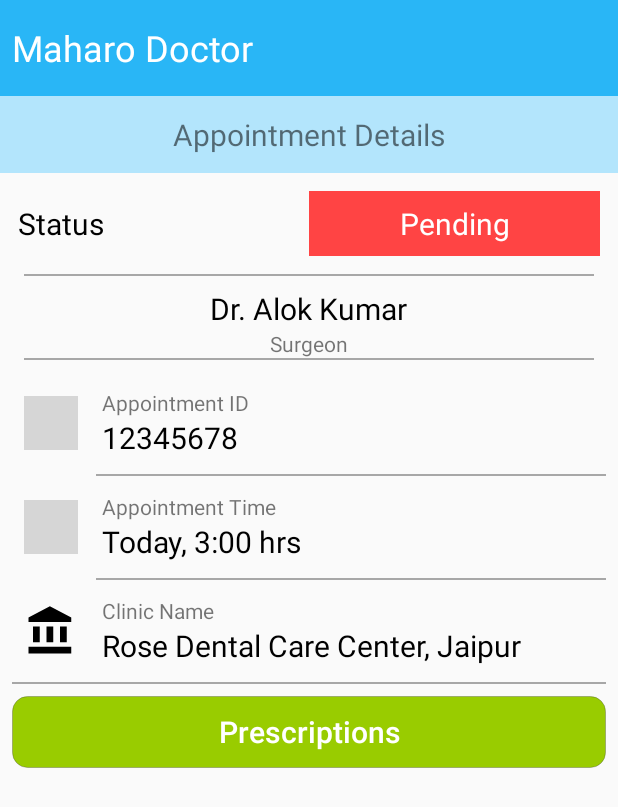
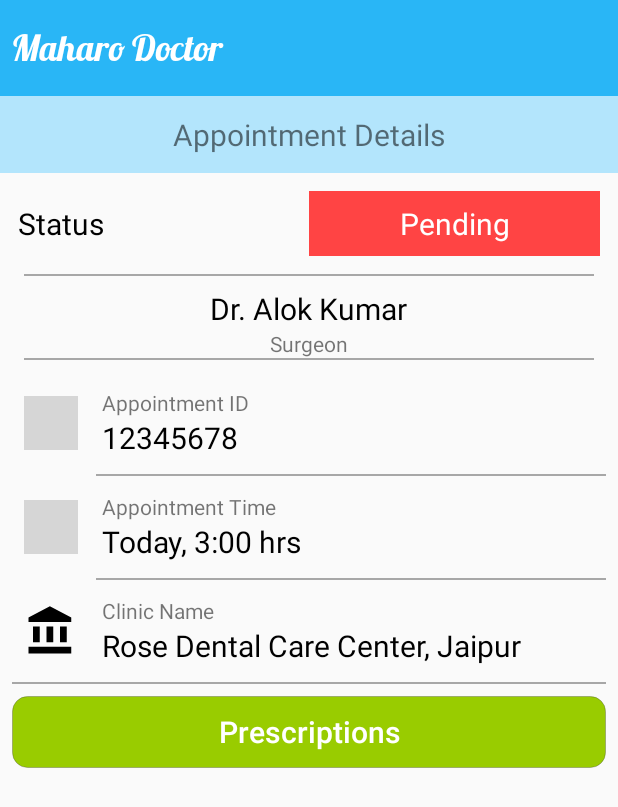
Before and after one commit to aagarwal1012/Maharo-Doctor-Android, an Android app: the CurrentStatusActivity screen opened directly, with no data from a screen before it, on a phone screen of 412 x 824 dp. Shown: the top 807 px of the screen. Run offline under Robolectric (Android 15) with nearby library versions, the phone set to English and light mode, and no system bars; grey boxes are pictures that could not be loaded.

Commit message:
Changed toolbar fonts

```diff
--- a/app/src/main/java/in/ashutoshchaubey/maharodoctor/CurrentStatusActivity.java
+++ b/app/src/main/java/in/ashutoshchaubey/maharodoctor/CurrentStatusActivity.java
@@ -1,7 +1,9 @@
 package in.ashutoshchaubey.maharodoctor;
 
+import android.graphics.Typeface;
 import android.support.v7.app.AppCompatActivity;
 import android.os.Bundle;
+import android.widget.TextView;
 
 public class CurrentStatusActivity extends AppCompatActivity {
 
@@ -9,5 +11,10 @@ public class CurrentStatusActivity extends AppCompatActivity {
     protected void onCreate(Bundle savedInstanceState) {
         super.onCreate(savedInstanceState);
         setContentView(R.layout.activity_current_status);
+
+        Typeface lobster = Typeface.createFromAsset(getApplication().getAssets(), "fonts/lobster.otf");
+        TextView toolbarText = (TextView) findViewById(R.id.toolbar);
+        toolbarText.setTypeface(lobster);
+
     }
 }
--- a/app/src/main/java/in/ashutoshchaubey/maharodoctor/HistoryActivity.java
+++ b/app/src/main/java/in/ashutoshchaubey/maharodoctor/HistoryActivity.java
@@ -1,10 +1,12 @@
 package in.ashutoshchaubey.maharodoctor;
 
+import android.graphics.Typeface;
 import android.support.v7.app.AppCompatActivity;
 import android.os.Bundle;
 import android.support.v7.widget.LinearLayoutManager;
 import android.support.v7.widget.RecyclerView;
 import android.view.View;
+import android.widget.TextView;
 
 import java.util.ArrayList;
 
@@ -17,6 +19,10 @@ public class HistoryActivity extends AppCompatActivity implements medAdapter.Ite
     protected void onCreate(Bundle savedInstanceState) {
         super.onCreate(savedInstanceState);
         setContentView(R.layout.activity_history);
+
+        Typeface lobster = Typeface.createFromAsset(getApplication().getAssets(), "fonts/lobster.otf");
+        TextView toolbarText = (TextView) findViewById(R.id.toolbar);
+        toolbarText.setTypeface(lobster);
 
         RecyclerView appRecView = (RecyclerView) findViewById(R.id.appointment_list);
         data = new ArrayList<>();
--- a/app/src/main/java/in/ashutoshchaubey/maharodoctor/PrescriptionsActivity.java
+++ b/app/src/main/java/in/ashutoshchaubey/maharodoctor/PrescriptionsActivity.java
@@ -32,6 +32,10 @@ public class PrescriptionsActivity extends AppCompatActivity implements medAdapt
         super.onCreate(savedInstanceState);
         setContentView(R.layout.activity_prescriptions);
 
+        Typeface lobster = Typeface.createFromAsset(getApplication().getAssets(), "fonts/lobster.otf");
+        TextView toolbarText = (TextView) findViewById(R.id.toolbar);
+        toolbarText.setTypeface(lobster);
+
         data.add(new medicine("Levo Cetrizine",new int[]{1,0,1,0},"lorem ipsum dolor sit amet"));
         data.add(new medicine("Cold syrup",new int[]{1,0,1,1},"lorem ipsum dolor sit amet"));
         RecyclerView medsRecyclerView = (RecyclerView) findViewById(R.id.prescriptions);
```
